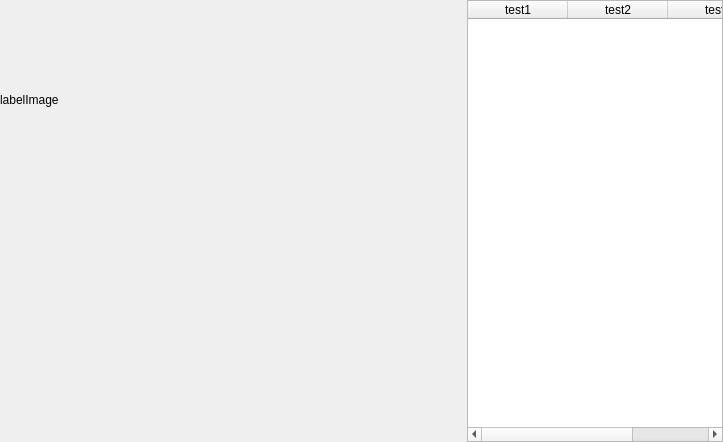
xautshuanglong/QtLearningRepository, file QtGuiApplicationTest/QtGuiApplicationTest/MainTabPageDicom.ui: the form before one commit.
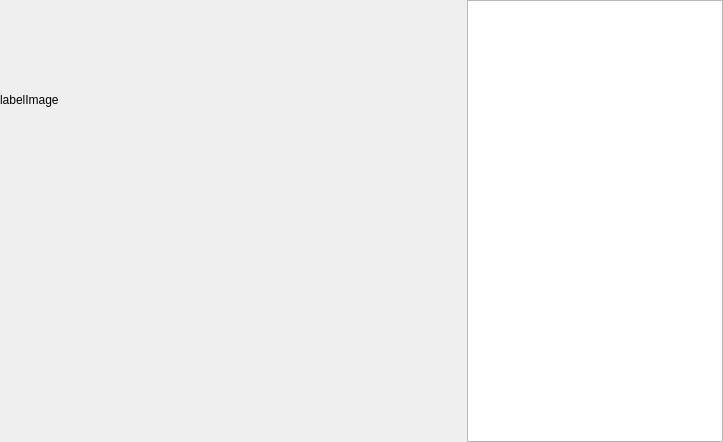
The form after the commit.

Commit message: Traversal DcmDataSet test

Diff of the .ui file:
```diff
--- a/QtGuiApplicationTest/QtGuiApplicationTest/MainTabPageDicom.ui
+++ b/QtGuiApplicationTest/QtGuiApplicationTest/MainTabPageDicom.ui
@@ -143,21 +143,6 @@
      <attribute name="verticalHeaderVisible">
       <bool>false</bool>
      </attribute>
-     <column>
-      <property name="text">
-       <string>test1</string>
-      </property>
-     </column>
-     <column>
-      <property name="text">
-       <string>test2</string>
-      </property>
-     </column>
-     <column>
-      <property name="text">
-       <string>test3</string>
-      </property>
-     </column>
     </widget>
    </item>
   </layout>
```
The commit also changes 3 other files.
